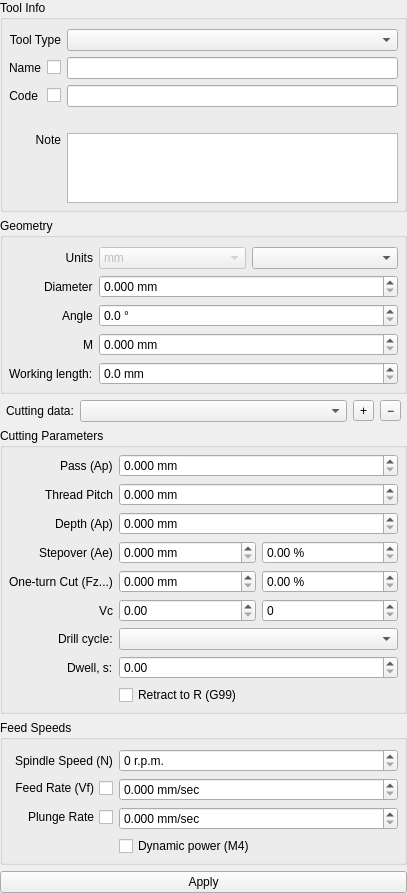
4ygeca/GERBER_X3, file static_libs/tooldatabase/tooleditform.ui: the form before one commit.
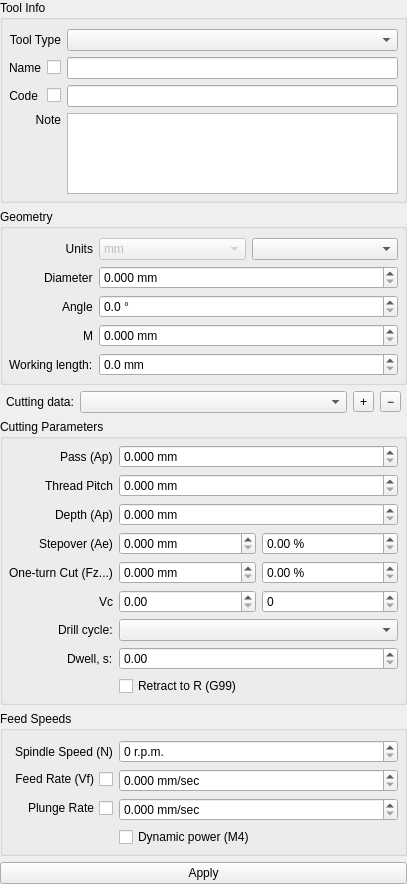
The form after the commit. Custom widgets are drawn as their Qt base class.

Diff of the .ui file:
```diff
--- a/static_libs/tooldatabase/tooleditform.ui
+++ b/static_libs/tooldatabase/tooleditform.ui
@@ -138,16 +138,6 @@
        <widget class="QLineEdit" name="leCode"/>
       </item>
       <item row="3" column="1">
-       <widget class="QLabel" name="lblCodeHint">
-        <property name="text">
-         <string notr="true"/>
-        </property>
-        <property name="wordWrap">
-         <bool>true</bool>
-        </property>
-       </widget>
-      </item>
-      <item row="4" column="1">
        <widget class="QTextEdit" name="teNote">
         <property name="sizePolicy">
          <sizepolicy hsizetype="Expanding" vsizetype="Expanding">
@@ -157,7 +147,7 @@
         </property>
        </widget>
       </item>
-      <item row="4" column="0">
+      <item row="3" column="0">
        <widget class="QLabel" name="lblNote">
         <property name="text">
          <string>Note</string>
@@ -175,6 +165,12 @@
    </item>
    <item>
     <widget class="QWidget" name="wgtToolParameters" native="true">
+     <property name="sizePolicy">
+      <sizepolicy hsizetype="Preferred" vsizetype="Fixed">
+       <horstretch>0</horstretch>
+       <verstretch>0</verstretch>
+      </sizepolicy>
+     </property>
      <layout class="QVBoxLayout" name="verticalLayout">
       <property name="leftMargin">
        <number>0</number>
```
